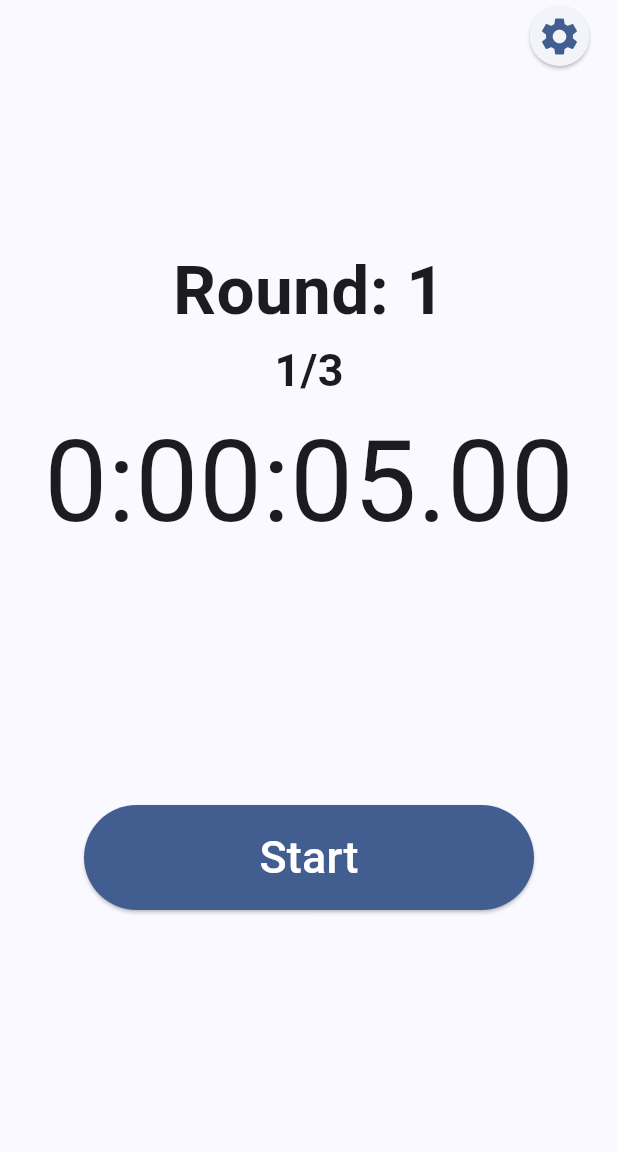
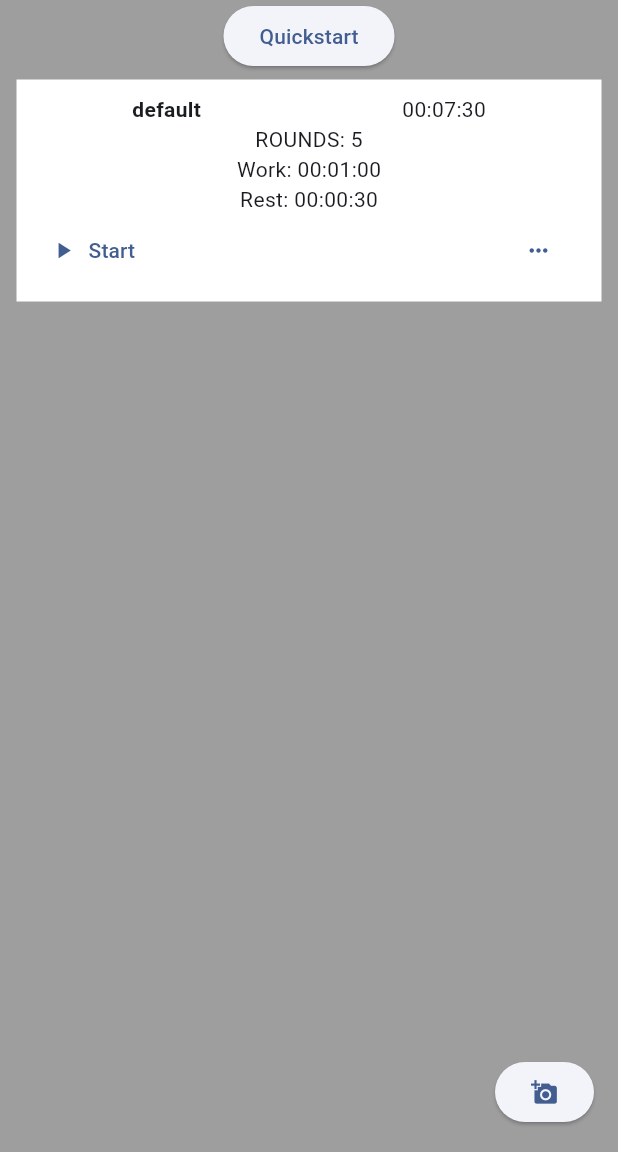
Before and after one commit to kcmurray1/fitness_app, a Flutter app: the screen it shows after launch, on a phone screen of 412 x 824 dp, the part 84-1236 px from its top. Run offline on Flutter 3.47's test engine with Material 3 defaults, Android fonts, the phone set to English and light mode, and no system bars.

Commit message:
Started work on file reading and writing to enable data persistence

```diff
--- a/lib/main.dart
+++ b/lib/main.dart
@@ -4,14 +4,15 @@ import 'package:flutter/services.dart';
 import 'package:provider/provider.dart';
 import 'package:fitness_app/pages/timer_page/timer_page.dart';
 import 'package:fitness_app/models/interval_timer.dart';
+import 'package:fitness_app/pages/timer_select_page/timer_select_page.dart';
 
 void main() {
   runApp(const MyApp());
 }
 
 enum Page {
-  timer,
-  map
+  map,
+  timerSelection,
 }
 
 class MyApp extends StatelessWidget {
@@ -55,7 +56,7 @@ class MyHomePage extends StatefulWidget {
 
 class _MyHomePageState extends State<MyHomePage> {
 
-  Page pageIndex = Page.timer;
+  Page pageIndex = Page.timerSelection;
   bool displayMenu = false;
   @override
   Widget build(BuildContext context) {
@@ -64,10 +65,12 @@ class _MyHomePageState extends State<MyHomePage> {
 
     switch(pageIndex)
     {
-      case Page.timer:
-        page = TimerPage();
+      // case Page.timer:
+      //   page = TimerPage();
       case Page.map:
         page = MapPage();
+      case Page.timerSelection:
+        page = TimerSelectPage();
       default:
         throw UnimplementedError("No widget for index $pageIndex");
     }
@@ -116,17 +119,24 @@ class _MyHomePageState extends State<MyHomePage> {
                   backgroundColor: Theme.of(context).colorScheme.primaryFixedDim,
                   extended: constraints.maxWidth >= 400,
                   destinations: [
-                    NavigationRailDestination(
-                      icon: Icon(Icons.access_time_outlined),
-                      label: Text(
-                        "Timer",
-                        style: TextStyle(fontSize: 20)
-                      ),
-                    ),
+                    // NavigationRailDestination(
+                    //   icon: Icon(Icons.access_time_outlined),
+                    //   label: Text(
+                    //     "Timer",
+                    //     style: TextStyle(fontSize: 20)
+                    //   ),
+                    // ),
                     NavigationRailDestination(
                       icon: Icon(Icons.map),
                       label: Text(
                         "Map",
+                        style: TextStyle(fontSize: 20),
+                      )
+                    ),
+                    NavigationRailDestination(
+                      icon: Icon(Icons.abc),
+                      label: Text(
+                        "test",
                         style: TextStyle(fontSize: 20),
                       )
                     )
--- a/lib/models/interval_timer.dart
+++ b/lib/models/interval_timer.dart
@@ -27,15 +27,49 @@ class IntervalTimer extends ChangeNotifier {
     _totalRounds = numRounds;
   }
 
+  void updateFromPreset({
+    required int newRoundCount,
+    required Duration newWorkTime,
+    required Duration newRestTime
+  })
+  {
+    // remove listeners
+    for(Round round in rounds)
+    {
+      round.removeListener(update);
+    }
+
+    // rebuild rounds
+    rounds.clear();
+    for(int i = 0; i < newRoundCount; i++)
+    {
+      addRound(workTime: newWorkTime, restTime: newRestTime);
+    }
+
+    _totalRounds = newRoundCount;
+  }
+  /// Add a [Round] to this [IntervalTimer] with an optional [workTime] and [restTime]
+  /// This will duplicate and add [Round] passed, otherwise creates a new [Round]
   void addRound({
     Duration workTime = const Duration(seconds: 5),
-    Duration restTime = const Duration (seconds: 2)
+    Duration restTime = const Duration (seconds: 2),
+    Round? duplicateRound
   })
   {
-    Round newRound = Round(initWorkTime: workTime, initRestTime: restTime);
-    newRound.addListener(update);
+    Round newRound;
+    if(duplicateRound != null)
+    {
+      newRound = duplicateRound;
+    }
+    else
+    {
+      newRound = Round(initWorkTime: workTime, initRestTime: restTime);
+      newRound.addListener(update);
+    }
+
     rounds.add(newRound);
     _totalRounds++;
+    // notifyListeners();
   }
 
   void removeRound(Round round)
@@ -105,10 +139,17 @@ class IntervalTimer extends ChangeNotifier {
     rounds[_roundIndex].start();
   }
 
-  String getRoundProgress()
+  Round get getCurrentRound
+  {
+    return rounds[_roundIndex];
+  }
+  /// Returns the place in the current [Round] in the format Completed/Remaining
+  /// A [Round] with three [PhaseTimer] will start at 1/3 then update to 2/3...3/3
+  String get getRoundProgress
   {
     return rounds[_roundIndex].progress;
   }
+
   String getCurrentTime()
   {
     return rounds[_roundIndex].currentTime;
--- /dev/null
+++ b/lib/models/json_storage.dart
@@ -0,0 +1,83 @@
+import 'dart:convert';
+import 'package:path_provider/path_provider.dart';
+import 'dart:io';
+
+/// Retrieve and update user data using json types
+class JsonStorage
+{
+  final String fileName;
+  final dynamic defaultValue;
+
+  dynamic _cache;
+
+  JsonStorage({
+      required this.fileName,
+      this.defaultValue = const {},
+  });
+
+  dynamic get cache {
+    return _cache;
+  }
+
+  Future<File> get _localFile async {
+    Directory directory = await getApplicationDocumentsDirectory();
+
+    return File('${directory.path}/${fileName}');
+  }
+
+  /// Return read json content from storage
+  /// Returns [Null] if an error occured
+  Future<dynamic> read() async
+  {
+    if(_cache != null)
+    {
+      return _cache;
+    }
+    try
+    {
+      print("empty cache");
+      final File file = await _localFile;
+      final String content = await file.readAsString();
+      _cache = jsonDecode(content);
+    }
+    catch(e)
+    {
+      _cache = {};
+      _cache["default"] = defaultValue;
+    }
+
+    return _cache;
+  }
+
+  /// Write _cache to file <br>
+  /// Does not do anything if error occurs
+  Future<File> save() async
+  {
+     final File file = await _localFile;
+
+    print("json_storage saving: $_cache");
+    // _cache = jsonEncode(data);
+    return file.writeAsString(jsonEncode(_cache));
+  }
+
+  dynamic clear()
+  {
+    _cache.clear();
+    return _cache;
+  }
+
+  dynamic remove(String key)
+  {
+    return _cache?.remove(key);
+  }
+
+  operator []=(String key, dynamic value)
+  {
+    _cache?[key] = value;
+  }
+
+  operator [](String key)
+  {
+    return _cache?[key];
+  }
+}
--- a/lib/models/round.dart
+++ b/lib/models/round.dart
@@ -20,6 +20,11 @@ class Round extends ChangeNotifier {
     {
       addTimer();
     }
+  }
+
+  bool get isWorkPhase
+  {
+    return phaseTimers[_phaseTimerIndex].isWorkPhase;
   }
 
   String get progress
--- a/lib/pages/timer_page/timer_page.dart
+++ b/lib/pages/timer_page/timer_page.dart
@@ -6,6 +6,12 @@ import 'package:fitness_app/pages/timer_settings_page/timer_settings_page.dart';
 
 class TimerPage extends StatefulWidget
 {
+  final IntervalTimer? timer;
+
+  TimerPage({
+    this.timer
+  });
+
   @override
   State<TimerPage> createState() => _TimerPage();
 }
@@ -15,24 +21,39 @@ class _TimerPage extends State<TimerPage>
   Color restColor = Color.fromARGB(175, 226, 86, 86);
   Color workColor = Color.fromARGB(207, 125, 220, 91);
 
+
   List<Widget> buildContent(IntervalTimer intervalTimer)
     {
       return [
+
           buildTimerDisplay(intervalTimer),
           buildButton(intervalTimer, context),
         ];
 
     }
+
+  Color idk(bool isWork, bool status)
+  {
+    if(!status)
+    {
+      return Colors.white;
+    }
+    if(isWork)
+    {
+      return workColor;
+    }
+    return restColor;
+  }
+
   @override
   Widget build(BuildContext context)
   {
-    var intervalTimer = context.watch<IntervalTimer>();
+    var intervalTimer = widget.timer ?? context.watch<IntervalTimer>();
     intervalTimer.removeEmptyRounds();
 
-    return Stack(
-      children: [
+    return
         Scaffold(
-          // backgroundColor: workColor,
+          backgroundColor: idk(intervalTimer.getCurrentRound.isWorkPhase, intervalTimer.isStarted),
           body: Center(
             // Center is a layout widget. It takes a single child and positions it
             // in the middle of the parent.
@@ -41,27 +62,41 @@ class _TimerPage extends State<TimerPage>
               children: buildContent(intervalTimer)
             ),
           ),
-        ),
-        Positioned(
-          top: 0,
-          right:0,
-          child: ElevatedButton(
-                style: ElevatedButton.styleFrom(
-                  shape: CircleBorder(),
-                ),
-                onPressed: () {
-                  Navigator.of(context).push(
-                    MaterialPageRoute(
-                      builder: (context) => TimerSettingsPage(),
-                    ),
-                  );
-                },
-                child: Icon(Icons.settings,
-                size: 30),
-            ),
-        ),
-      ],
-    );
+        );
+    // return Stack(
+    //   children: [
+    //     Scaffold(
+    //       backgroundColor: idk(intervalTimer.getCurrentRound.isWorkPhase, intervalTimer.isStarted),
+    //       body: Center(
+    //         // Center is a layout widget. It takes a single child and positions it
+    //         // in the middle of the parent.
+    //         child: Column(
+    //           mainAxisAlignment: MainAxisAlignment.spaceEvenly,
+    //           children: buildContent(intervalTimer)
+    //         ),
+    //       ),
+    //     ),
+    //     if(!intervalTimer.isStarted)
+    //     Positioned(
+    //       top: 0,
+    //       right:0,
+    //       child: ElevatedButton(
+    //             style: ElevatedButton.styleFrom(
+    //               shape: CircleBorder(),
+    //             ),
+    //             onPressed: () {
+    //               Navigator.of(context).push(
+    //                 MaterialPageRoute(
+    //                   builder: (context) => TimerSettingsPage(timer: widget.timer),
+    //                 ),
+    //               );
+    //             },
+    //             child: Icon(Icons.settings,
+    //             size: 40),
+    //         ),
+    //     ),
+    //   ],
+    // );
   }
 }
 
@@ -78,7 +113,7 @@ Widget buildTimerDisplay(IntervalTimer intervalTimer)
                   )
                 ),
                 Text(
-                  intervalTimer.getRoundProgress(),
+                  intervalTimer.getRoundProgress,
                   style: TextStyle(
                     fontSize: 30,
                     fontWeight: FontWeight.bold
--- /dev/null
+++ b/lib/pages/timer_select_page/timer_select_page.dart
@@ -0,0 +1,216 @@
+import 'package:flutter/material.dart';
+import 'package:provider/provider.dart';
+import 'dart:convert';
+import 'package:path_provider/path_provider.dart';
+import 'dart:io';
+import 'package:uuid/uuid.dart';
+// Custom classes
+import 'package:fitness_app/pages/timer_page/timer_page.dart';
+import 'package:fitness_app/models/interval_timer.dart';
+import 'package:fitness_app/pages/timer_settings_page/timer_settings_page.dart';
+import 'package:fitness_app/models/json_storage.dart';
+
+class TimerSelectPage extends StatefulWidget
+{
+
+  TimerSelectPage({
+    super.key,
+  });
+
+  @override
+  State<TimerSelectPage> createState() => _TimerSelectPageState();
+}
+
+class _TimerSelectPageState extends State<TimerSelectPage>
+{
+  JsonStorage _timerStorage =  JsonStorage(
+    fileName: "user_timers.json",
+    defaultValue: {"name": "default", "work": 60, "rest" : 30, "rounds" : 5}
+  );
+
+  dynamic presetData;
+
+  Future<void> loadJsonAsset() async {
+    final String jsonString = await DefaultAssetBundle.of(context).loadString("assets/timer_presets.json");
+    var data = json.decode(jsonString);
+    print(data);
+    setState(() {
+      presetData = data;
+    });
+  }
+
+  @override
+  void initState()
+  {
+    super.initState();
+    // loadJsonAsset();
+   _timerStorage.read().then((value){
+      setState(() {
+        presetData = value;
+      });
+    });
+  }
+
+
+
+  Widget customCard({String? name, Duration work = const Duration(), Duration rest = const Duration(),
+    int rounds = 99
+  })
+  {
+    // total time is work + rest * number of rounds
+    Duration totalTime = Duration(seconds: ((work + rest) * rounds).inSeconds);
+    return Container(
+      decoration: BoxDecoration(
+        border: Border.all(width: 5, color: Colors.grey),
+        color: Colors.white
+      ),
+      padding: EdgeInsets.all(10),
+      child: Column(
+        children: [
+          Row(
+            mainAxisAlignment: MainAxisAlignment.spaceAround,
+            children: [
+              Text("$name",
+                style: TextStyle(fontWeight: FontWeight.bold)
+              ),
+              Text(durationString(totalTime))
+            ]
+          ),
+          Text("ROUNDS: $rounds"),
+          Text("Work: ${durationString(work)}"),
+          Text("Rest: ${durationString(rest)}"),
+          Row(
+            mainAxisAlignment: MainAxisAlignment.spaceBetween,
+            children: [
+              TextButton.icon(onPressed: (){
+                  Navigator.of(context).push(
+                    MaterialPageRoute(
+                      builder: (context) {
+                        IntervalTimer t = context.read<IntervalTimer>();
+                        t.updateFromPreset(newRoundCount: rounds, newWorkTime: work, newRestTime: rest);
+                        return TimerPage();
+                      }
+                    ),
+                  );
+
+              }, label: Text("Start"), icon: Icon(Icons.play_arrow)),
+              TextButton(onPressed: (){
+                Navigator.of(context).push(
+                    MaterialPageRoute(
+                      builder: (context) {
+                        IntervalTimer t = context.read<IntervalTimer>();
+                        t.updateFromPreset(newRoundCount: rounds, newWorkTime: work, newRestTime: rest);
+                        return TimerSettingsPage();
+                      }
+                    ),
+                  );
+              }, child: Icon(Icons.more_horiz))
+            ],
+          ),
+        ],
+      )
+    );
+  }
+
+  /// Add default timer
+  void _addTimer()
+  {
+    print("adding timer");
+   _timerStorage[Uuid().v4()] = {"name": "default", "work": 3, "rest" : 1, "rounds" : 2};
+
+    setState(() {
+      presetData = _timerStorage.cache;
+    });
+  }
+
+  void _clearData()
+  {
+     setState(() {
+      presetData = _timerStorage.clear();
+    });
+  }
+
+  String durationString(Duration duration)
+  {
+    String hours = duration.inHours.remainder(60).toString().padLeft(2, '0');
+
+    String minutes = duration.inMinutes.remainder(60).toString().padLeft(2, '0');
+
+    String seconds = duration.inSeconds.remainder(60).toString().padLeft(2, '0');
+    return "$hours:$minutes:$seconds";
+  }
+
+  Widget _displayInfo()
+  {
+    if(presetData == null)
+    {
+      return Text("nop");
+    }
+    else
+    {
+      return ListView(
+                  children:
+                    presetData.entries.map<Widget>((entry){
+                      String key = entry.key;
+                      dynamic preset = entry.value;
+                      return customCard(
+                        name: preset["name"],
+                        work: Duration(seconds: preset["work"]),
+                        rest: Duration(seconds: preset["rest"]),
+                        rounds: preset["rounds"]);
+                    }).toList()
+                );
+    }
+  }
+  @override
+  Widget build(BuildContext context)
+  {
+    print(presetData);
+    return Scaffold(
+      backgroundColor: Colors.grey,
+      body: Center(
+        child: Column(
+          children: [
+            ElevatedButton(onPressed: (){}, child: Text("Quickstart")),
+
+            Flexible(
+              child: SizedBox(
+                width: 400,
+                child: _displayInfo()
+              )
+            )
+            // Flexible(
+            //   child: SizedBox(
+            //     width: 400,
+            //     child: ListView.builder(
+            //       padding: EdgeInsets.all(5),
+            //       itemCount: (presetData != null) ? presetData.length : 0,
+            //       itemBuilder: (context, index){
+            //         if(presetData == null)
+            //         {
+            //           return Text("nop");
+            //         }
+            //         var preset = presetData[index];
+            //         return customCard(
+            //           name: preset["name"],
+            //           work: Duration(seconds: preset["work"] ?? -5),
+            //           rest: Duration(seconds: preset["rest"] ?? -2),
+            //           rounds: preset["rounds"]
+            //         );
+            //       },
+
+            //     ),
+            //   ),
+            // ),
+
+          ],
+        ),
+      ),
+      floatingActionButton: ElevatedButton(onPressed: () {
+        _addTimer();
+      },
+      child: Icon(Icons.add_a_photo)),
+    );
+  }
+
+}
--- a/lib/pages/timer_settings_page/widgets/timer_simple_settings.dart
+++ b/lib/pages/timer_settings_page/widgets/timer_simple_settings.dart
@@ -5,6 +5,7 @@ import 'package:fitness_app/pages/timer_page/widgets/time_display.dart';
 
 class TimerSimpleSettings extends StatefulWidget
 {
+
   @override
   State<TimerSimpleSettings> createState() => _TimerSimpleSettingState();
 }
```
Also changed, not shown: assets/timer_presets.json (added, +8 -0 lines), lib/models/phase_timer.dart (+10 -6 lines), lib/pages/timer_page/widgets/round_card.dart (+21 -15 lines), lib/pages/timer_page/widgets/round_card_menu.dart (+19 -5 lines), lib/pages/timer_settings_page/timer_settings_page.dart (+15 -1 lines), lib/pages/timer_settings_page/widgets/timer_advanced_settings.dart (+4 -4 lines), pubspec.yaml (+4 -3 lines), 2 other files.
